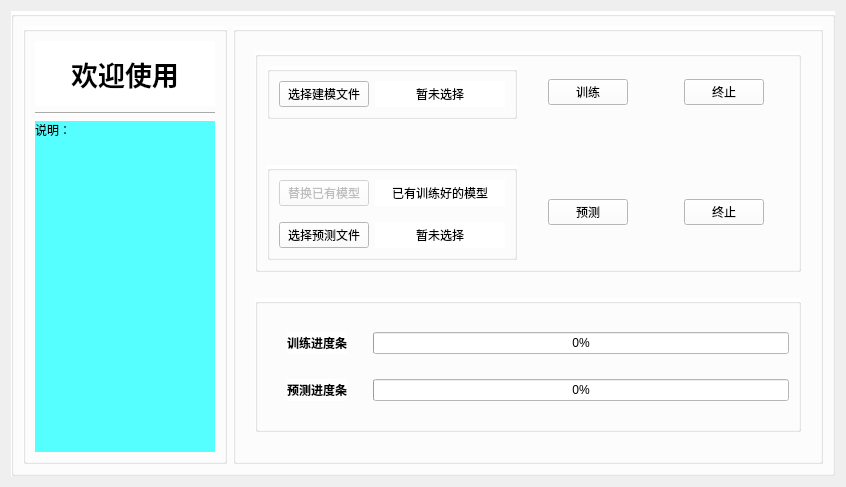
This is zh_appui.ui in codeking01/zh_data_app as Qt 5 draws it before an edit. The edited form follows.
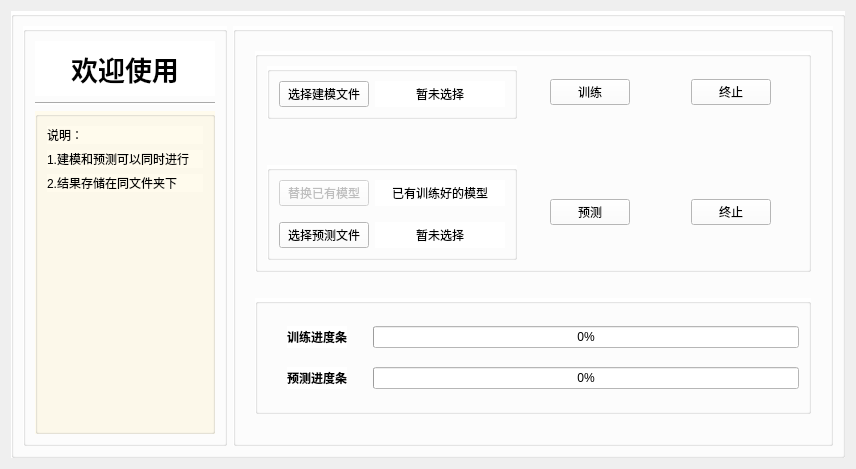
This is the edited form. Icons and pictures are not drawn.

What changed in the file:
```diff
--- a/zh_appui.ui
+++ b/zh_appui.ui
@@ -9,8 +9,8 @@
    <rect>
     <x>0</x>
     <y>0</y>
-    <width>846</width>
-    <height>487</height>
+    <width>856</width>
+    <height>469</height>
    </rect>
   </property>
   <property name="font">
@@ -117,15 +117,24 @@
           </widget>
          </item>
          <item row="2" column="0">
+          <widget class="QGroupBox" name="groupBox_5">
+           <property name="styleSheet">
+            <string notr="true">background-color: rgb(255, 251, 237);</string>
+           </property>
+           <property name="title">
+            <string/>
+           </property>
+           <layout class="QVBoxLayout" name="verticalLayout">
+            <item>
           <widget class="QLabel" name="label_4">
            <property name="maximumSize">
             <size>
-             <width>300</width>
+                <width>324</width>
              <height>16777215</height>
             </size>
            </property>
            <property name="styleSheet">
-            <string notr="true">background-color: rgb(85, 255, 255);</string>
+               <string notr="true"/>
            </property>
            <property name="text">
             <string>说明：</string>
@@ -138,6 +147,49 @@
            </property>
           </widget>
          </item>
+            <item>
+             <widget class="QLabel" name="label_5">
+              <property name="styleSheet">
+               <string notr="true"/>
+              </property>
+              <property name="text">
+               <string>1.建模和预测可以同时进行</string>
+              </property>
+             </widget>
+            </item>
+            <item>
+             <widget class="QLabel" name="label_6">
+              <property name="text">
+               <string>2.结果存储在同文件夹下</string>
+              </property>
+             </widget>
+            </item>
+            <item>
+             <spacer name="verticalSpacer_2">
+              <property name="orientation">
+               <enum>Qt::Vertical</enum>
+              </property>
+              <property name="sizeType">
+               <enum>QSizePolicy::Fixed</enum>
+              </property>
+              <property name="sizeHint" stdset="0">
+               <size>
+                <width>20</width>
+                <height>230</height>
+               </size>
+              </property>
+             </spacer>
+            </item>
+           </layout>
+          </widget>
+         </item>
+         <item row="1" column="0">
+          <widget class="Line" name="line">
+           <property name="orientation">
+            <enum>Qt::Horizontal</enum>
+           </property>
+          </widget>
+         </item>
         </layout>
        </widget>
       </item>
@@ -348,6 +400,9 @@
            <layout class="QGridLayout" name="gridLayout_5">
             <item row="3" column="2" alignment="Qt::AlignHCenter">
              <widget class="QPushButton" name="train_stop_button">
+              <property name="enabled">
+               <bool>true</bool>
+              </property>
               <property name="font">
                <font>
                 <strikeout>false</strikeout>
@@ -429,6 +484,9 @@
             </item>
             <item row="5" column="2" alignment="Qt::AlignHCenter">
              <widget class="QPushButton" name="predict_stop_button">
+              <property name="enabled">
+               <bool>true</bool>
+              </property>
               <property name="font">
                <font>
                 <strikeout>false</strikeout>
```
Left out of the diff: 7 changed lines with no effect on the pictures. Lines whose indentation alone changed are shown as unchanged.
